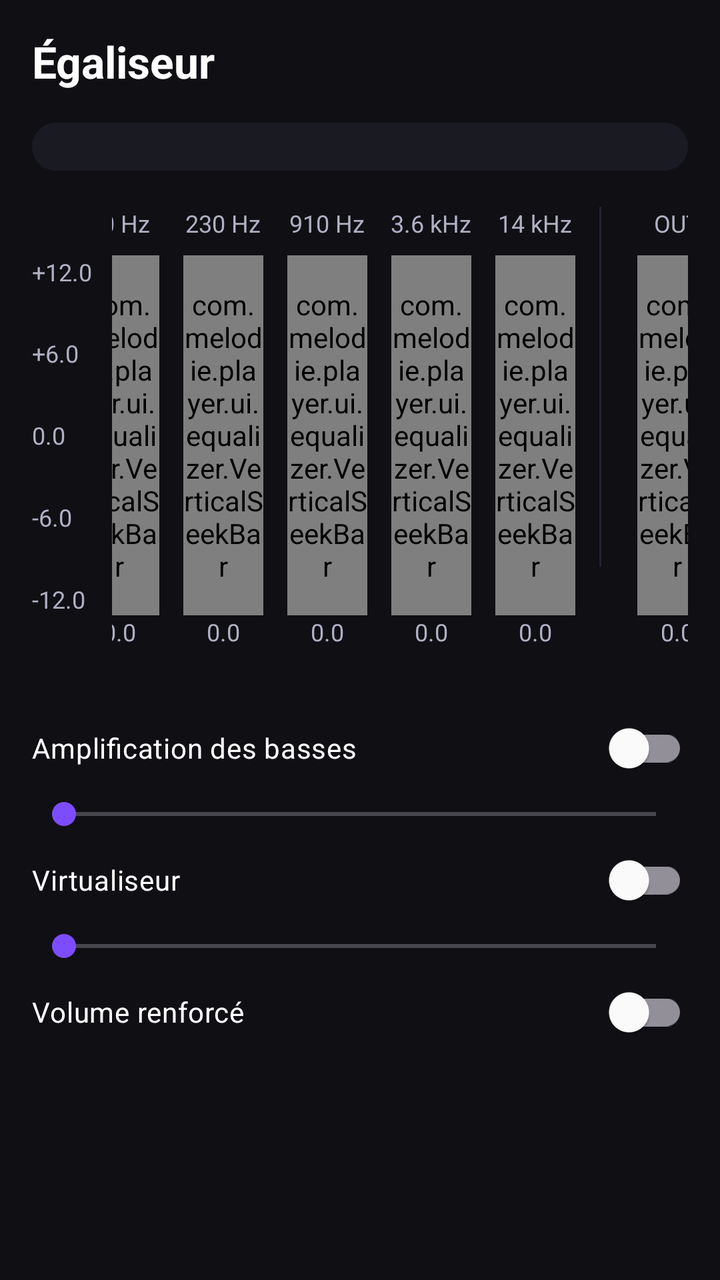
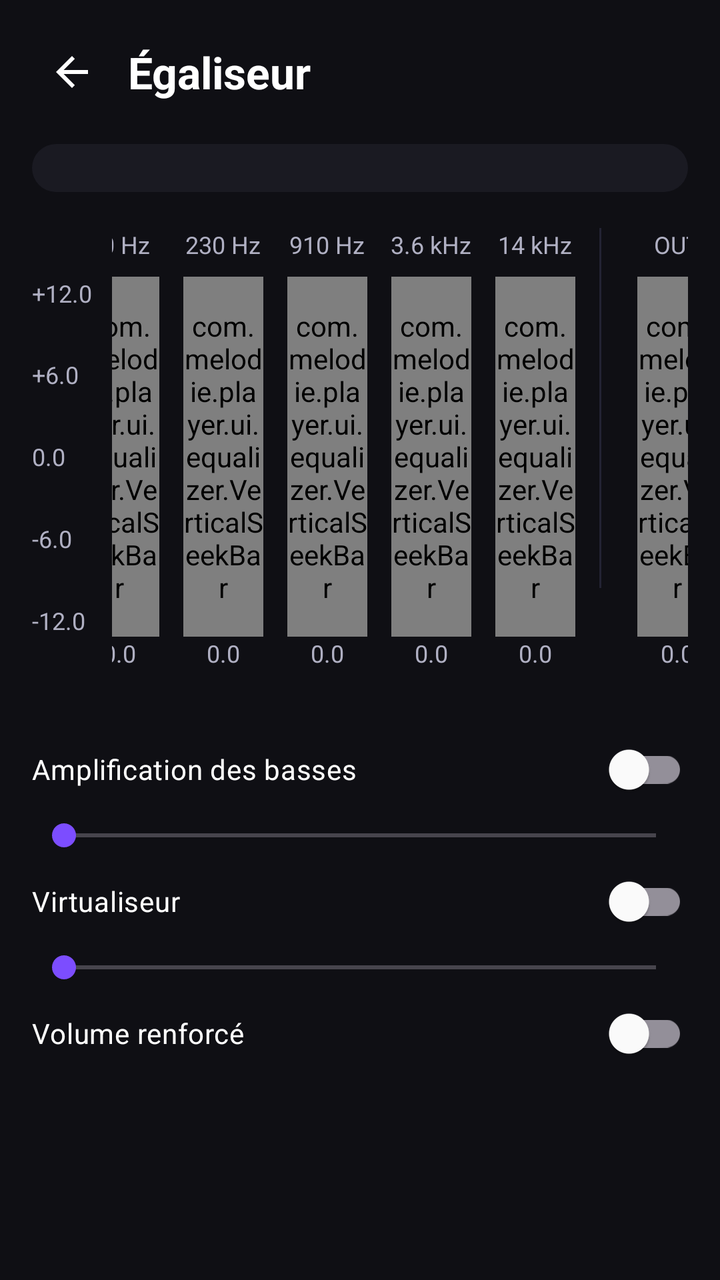

Before-and-after screenshots of an Android layout around one commit, followed by the original layout XML and the change that was made.
<!-- AndroidManifest.xml: application theme Theme.Melodie -->
<!-- res/layout/fragment_equalizer.xml -->
<?xml version="1.0" encoding="utf-8"?>
<androidx.core.widget.NestedScrollView
    xmlns:android="http://schemas.android.com/apk/res/android"
    xmlns:app="http://schemas.android.com/apk/res-auto"
    android:layout_width="match_parent"
    android:layout_height="match_parent"
    android:background="@color/bg_dark"
    android:padding="16dp">

    <LinearLayout
        android:layout_width="match_parent"
        android:layout_height="wrap_content"
        android:orientation="vertical">

        <TextView
            android:layout_width="wrap_content"
            android:layout_height="wrap_content"
            android:text="@string/settings_equalizer"
            android:textColor="@color/text_primary"
            android:textSize="22sp"
            android:textStyle="bold"
            android:paddingBottom="16dp" />

        <Spinner
            android:id="@+id/preset_spinner"
            android:layout_width="match_parent"
            android:layout_height="wrap_content"
            android:background="@drawable/bg_card_rounded"
            android:padding="12dp" />

        <TextView
            android:id="@+id/eq_unavailable"
            android:layout_width="match_parent"
            android:layout_height="wrap_content"
            android:layout_marginTop="12dp"
            android:text="@string/eq_unavailable"
            android:textColor="@color/text_secondary"
            android:visibility="gone" />

        <LinearLayout
            android:id="@+id/bands_container"
            android:layout_width="match_parent"
            android:layout_height="wrap_content"
            android:layout_marginTop="16dp"
            android:baselineAligned="false"
            android:gravity="top|center_horizontal"
            android:orientation="horizontal">

            <LinearLayout
                android:layout_width="40dp"
                android:layout_height="180dp"
                android:gravity="center_vertical"
                android:layout_gravity="center"
                android:orientation="vertical">

                <TextView
                    style="@style/EqBandLabel"
                    android:paddingBottom="0dp"
                    android:text="+12.0" />

                <Space
                    android:layout_width="1dp"
                    android:layout_height="0dp"
                    android:layout_weight="1" />

                <TextView
                    style="@style/EqBandLabel"
                    android:paddingBottom="0dp"
                    android:text="+6.0" />

                <Space
                    android:layout_width="1dp"
                    android:layout_height="0dp"
                    android:layout_weight="1" />

                <TextView
                    style="@style/EqBandLabel"
                    android:paddingBottom="0dp"
                    android:text="0.0" />

                <Space
                    android:layout_width="1dp"
                    android:layout_height="0dp"
                    android:layout_weight="1" />

                <TextView
                    style="@style/EqBandLabel"
                    android:paddingBottom="0dp"
                    android:text="-6.0" />

                <Space
                    android:layout_width="1dp"
                    android:layout_height="0dp"
                    android:layout_weight="1" />

                <TextView
                    style="@style/EqBandLabel"
                    android:paddingBottom="0dp"
                    android:text="-12.0" />
            </LinearLayout>

            <FrameLayout
                android:layout_width="0dp"
                android:layout_height="wrap_content"
                android:layout_weight="1"

                android:clipChildren="false"
                android:clipToPadding="false"
                android:padding="2dp">

                <LinearLayout
                    android:layout_width="match_parent"
                    android:layout_height="wrap_content"
                    android:orientation="horizontal"
                    android:gravity="top|center_horizontal"
                    android:clipChildren="false"
                    android:clipToPadding="false">

                    <LinearLayout
                        android:layout_width="52dp"
                        android:layout_height="wrap_content"
                        android:gravity="center"
                        android:orientation="vertical">

                        <TextView
                            style="@style/EqBandLabel"
                            android:text="@string/eq_freq_60" />

                        <com.melodie.player.ui.equalizer.VerticalSeekBar
                            android:id="@+id/band_0"
                            android:layout_width="40dp"
                            android:layout_height="180dp" />

                        <TextView
                            android:id="@+id/band_0_level"
                            style="@style/EqBandLabel"
                            android:text="0.0" />
                    </LinearLayout>

                    <LinearLayout
                        android:layout_width="52dp"
                        android:layout_height="wrap_content"
                        android:gravity="center"
                        android:orientation="vertical">

                        <TextView
                            style="@style/EqBandLabel"
                            android:text="@string/eq_freq_230" />

                        <com.melodie.player.ui.equalizer.VerticalSeekBar
                            android:id="@+id/band_1"
                            android:layout_width="40dp"
                            android:layout_height="180dp" />

                        <TextView
                            android:id="@+id/band_1_level"
                            style="@style/EqBandLabel"
                            android:text="0.0" />
                    </LinearLayout>

                    <LinearLayout
                        android:layout_width="52dp"
                        android:layout_height="wrap_content"
                        android:gravity="center"
                        android:orientation="vertical">

                        <TextView
                            style="@style/EqBandLabel"
                            android:text="@string/eq_freq_910" />

                        <com.melodie.player.ui.equalizer.VerticalSeekBar
                            android:id="@+id/band_2"
                            android:layout_width="40dp"
                            android:layout_height="180dp" />

                        <TextView
                            android:id="@+id/band_2_level"
                            style="@style/EqBandLabel"
                            android:text="0.0" />
                    </LinearLayout>

                    <LinearLayout
                        android:layout_width="52dp"
                        android:layout_height="wrap_content"
                        android:gravity="center"
                        android:orientation="vertical">

                        <TextView
                            style="@style/EqBandLabel"
                            android:text="@string/eq_freq_3600" />

                        <com.melodie.player.ui.equalizer.VerticalSeekBar
                            android:id="@+id/band_3"
                            android:layout_width="40dp"
                            android:layout_height="180dp" />

                        <TextView
                            android:id="@+id/band_3_level"
                            style="@style/EqBandLabel"
                            android:text="0.0" />
                    </LinearLayout>

                    <LinearLayout
                        android:layout_width="52dp"
                        android:layout_height="wrap_content"
                        android:gravity="center"
                        android:orientation="vertical">

                        <TextView
                            style="@style/EqBandLabel"
                            android:text="@string/eq_freq_14000" />

                        <com.melodie.player.ui.equalizer.VerticalSeekBar
                            android:id="@+id/band_4"
                            android:layout_width="40dp"
                            android:layout_height="180dp" />

                        <TextView
                            android:id="@+id/band_4_level"
                            style="@style/EqBandLabel"
                            android:text="0.0" />
                    </LinearLayout>

                    <Space
                        android:layout_width="0dp"
                        android:layout_height="1dp"
                        android:layout_weight="1" />

                    <View
                        android:layout_width="1dp"
                        android:layout_height="180dp"
                        android:layout_marginEnd="10dp"
                        android:layout_marginStart="6dp"
                        android:background="@color/surface_variant" />

                    <LinearLayout
                        android:layout_width="56dp"
                        android:layout_height="wrap_content"
                        android:gravity="center"
                        android:orientation="vertical">

                        <TextView
                            style="@style/EqBandLabel"
                            android:text="OUT" />

                        <com.melodie.player.ui.equalizer.VerticalSeekBar
                            android:id="@+id/band_master"
                            android:layout_width="40dp"
                            android:layout_height="180dp"
                            android:max="2000"
                            app:vsbThumbColor="@color/audio_cyan"
                            app:vsbTrackFillColor="@color/audio_cyan" />

                        <TextView
                            android:id="@+id/band_master_level"
                            style="@style/EqBandLabel"
                            android:text="0.0" />
                    </LinearLayout>

                </LinearLayout>

            </FrameLayout>

        </LinearLayout>

        <com.google.android.material.switchmaterial.SwitchMaterial
            android:id="@+id/switch_bass_boost"
            android:layout_width="match_parent"
            android:layout_height="wrap_content"
            android:text="@string/eq_bass_boost"
            android:textColor="@color/text_primary"
            android:layout_marginTop="16dp" />

        <SeekBar
            android:id="@+id/seek_bass_boost"
            android:layout_width="match_parent"
            android:layout_height="wrap_content"
            android:max="1000"
            android:progressTint="@color/melodie_purple"
            android:thumbTint="@color/melodie_purple" />

        <com.google.android.material.switchmaterial.SwitchMaterial
            android:id="@+id/switch_virtualizer"
            android:layout_width="match_parent"
            android:layout_height="wrap_content"
            android:text="@string/eq_virtualizer"
            android:textColor="@color/text_primary" />

        <SeekBar
            android:id="@+id/seek_virtualizer"
            android:layout_width="match_parent"
            android:layout_height="wrap_content"
            android:max="1000"
            android:progressTint="@color/melodie_purple"
            android:thumbTint="@color/melodie_purple" />

        <com.google.android.material.switchmaterial.SwitchMaterial
            android:id="@+id/switch_loudness"
            android:layout_width="match_parent"
            android:layout_height="wrap_content"
            android:text="@string/eq_loudness"
            android:textColor="@color/text_primary" />
    </LinearLayout>
</androidx.core.widget.NestedScrollView>
<!-- resources referenced by this layout -->
<resources>
  <color name="audio_cyan">#00D4FF</color>
  <color name="bg_dark">#0F0F14</color>
  <color name="melodie_purple">#7C4DFF</color>
  <color name="surface_variant">#232333</color>
  <color name="text_primary">#FFFFFF</color>
  <color name="text_secondary">#B0B0C3</color>
  <!-- drawable bg_card_rounded (drawable) -->
  <shape xmlns:android="http://schemas.android.com/apk/res/android"
      android:shape="rectangle">
      <solid android:color="@color/surface" />
      <corners android:radius="16dp" />
  </shape>
  <string name="eq_bass_boost">Amplification des basses</string>
  <string name="eq_freq_14000">14 kHz</string>
  <string name="eq_freq_230">230 Hz</string>
  <string name="eq_freq_3600">3.6 kHz</string>
  <string name="eq_freq_60">60 Hz</string>
  <string name="eq_freq_910">910 Hz</string>
  <string name="eq_loudness">Volume renforcé</string>
  <string name="eq_unavailable">Démarrez la lecture pour activer l\'égaliseur.</string>
  <string name="eq_virtualizer">Virtualiseur</string>
  <string name="settings_equalizer">Égaliseur</string>
  <style name="EqBandLabel">
          <item name="android:layout_width">wrap_content</item>
          <item name="android:layout_height">wrap_content</item>
          <item name="android:textColor">@color/text_secondary</item>
          <item name="android:textSize">12sp</item>
          <item name="android:paddingBottom">8dp</item>
      </style>
  <style name="Theme.Melodie" parent="Theme.Material3.Dark.NoActionBar">
          <item name="colorPrimary">@color/melodie_purple</item>
          <item name="colorOnPrimary">@color/white</item>
          <item name="colorSecondary">@color/audio_cyan</item>
          <item name="colorOnSecondary">@color/black</item>
          <item name="colorTertiary">@color/energy_green</item>
          <item name="colorOnTertiary">@color/black</item>
  
          <item name="android:colorBackground">@color/bg_dark</item>
          <item name="colorSurface">@color/surface</item>
          <item name="colorSurfaceVariant">@color/surface_variant</item>
          <item name="colorOnBackground">@color/text_primary</item>
          <item name="colorOnSurface">@color/text_primary</item>
          <item name="colorOnSurfaceVariant">@color/text_secondary</item>
  
          <item name="android:statusBarColor">@color/bg_dark</item>
          <item name="android:navigationBarColor">@color/bg_dark</item>
          <item name="android:windowLightStatusBar">false</item>
      </style>
  <color name="surface">#1A1A22</color>
  <color name="white">#FFFFFFFF</color>
  <color name="black">#FF000000</color>
  <color name="energy_green">#00E5A8</color>
</resources>

<!-- the commit's change to res/layout/fragment_equalizer.xml (unified diff, before → after) -->
@@ -12,14 +12,30 @@
         android:layout_height="wrap_content"
         android:orientation="vertical">
 
-        <TextView
-            android:layout_width="wrap_content"
-            android:layout_height="wrap_content"
-            android:text="@string/settings_equalizer"
-            android:textColor="@color/text_primary"
-            android:textSize="22sp"
-            android:textStyle="bold"
-            android:paddingBottom="16dp" />
+        <LinearLayout
+            android:layout_width="match_parent"
+            android:layout_height="wrap_content"
+            android:gravity="center_vertical"
+            android:orientation="horizontal"
+            android:paddingBottom="16dp">
+
+            <ImageButton
+                android:id="@+id/btn_back"
+                android:layout_width="40dp"
+                android:layout_height="40dp"
+                android:layout_marginEnd="8dp"
+                android:background="?attr/selectableItemBackgroundBorderless"
+                android:contentDescription="@string/player_back"
+                android:src="@drawable/ic_back" />
+
+            <TextView
+                android:layout_width="wrap_content"
+                android:layout_height="wrap_content"
+                android:text="@string/settings_equalizer"
+                android:textColor="@color/text_primary"
+                android:textSize="22sp"
+                android:textStyle="bold" />
+        </LinearLayout>
 
         <Spinner
             android:id="@+id/preset_spinner"
<!-- resource entries referenced after the edit -->
@@ -12,6 +12,13 @@
       <solid android:color="@color/surface" />
       <corners android:radius="16dp" />
   </shape>
+  <!-- drawable ic_back (drawable) -->
+  <vector xmlns:android="http://schemas.android.com/apk/res/android"
+      android:width="24dp" android:height="24dp"
+      android:viewportWidth="24" android:viewportHeight="24"
+      android:tint="?attr/colorOnSurface">
+      <path android:fillColor="@android:color/white" android:pathData="M20,11H7.83l5.59,-5.59L12,4l-8,8 8,8 1.41,-1.41L7.83,13H20v-2z" />
+  </vector>
   <string name="eq_bass_boost">Amplification des basses</string>
   <string name="eq_freq_14000">14 kHz</string>
   <string name="eq_freq_230">230 Hz</string>
@@ -21,6 +28,7 @@
   <string name="eq_loudness">Volume renforcé</string>
   <string name="eq_unavailable">Démarrez la lecture pour activer l\'égaliseur.</string>
   <string name="eq_virtualizer">Virtualiseur</string>
+  <string name="player_back">Retour</string>
   <string name="settings_equalizer">Égaliseur</string>
   <style name="EqBandLabel">
           <item name="android:layout_width">wrap_content</item>
